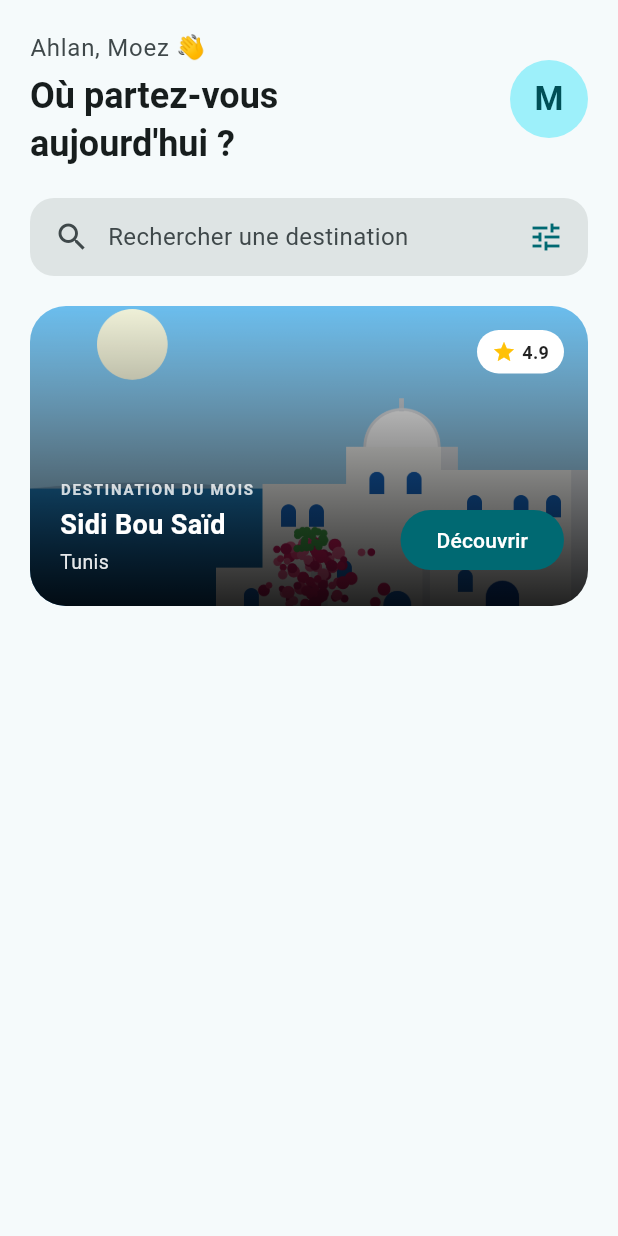
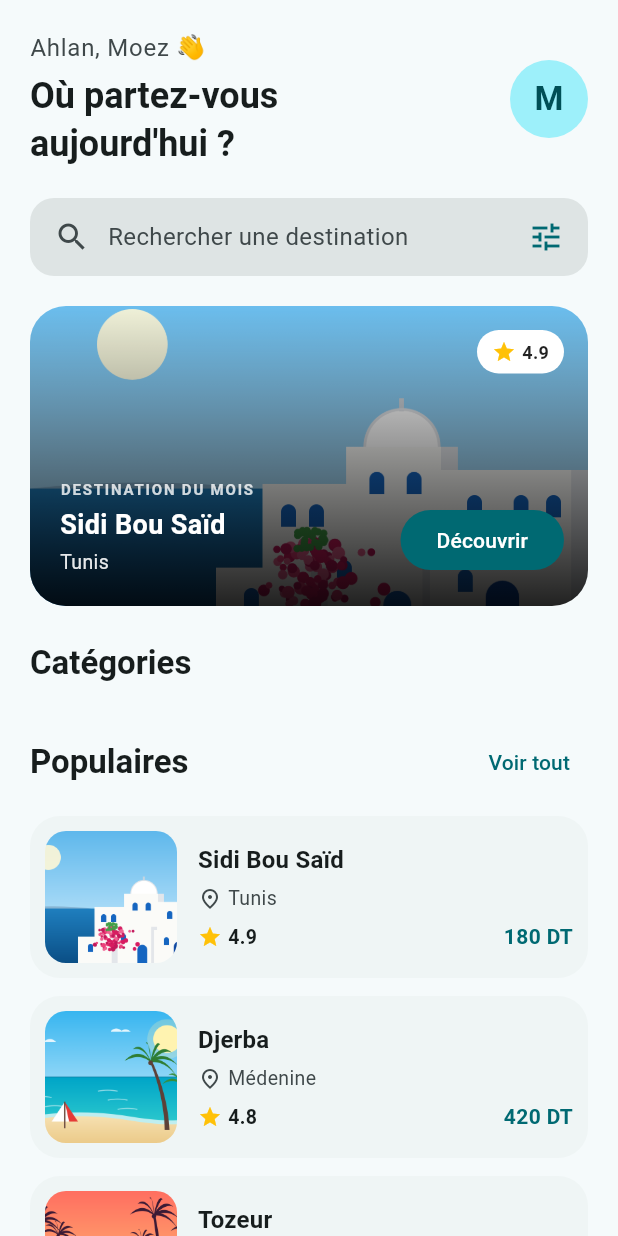
Before and after one commit to BahriniMoez/Rihla, a Flutter app: the screen it shows after launch, on a phone screen of 412 x 824 dp. Run offline on Flutter 3.47's test engine with Material 3 defaults, Android fonts, the phone set to English and light mode, and no system bars.

Commit message:
feat(palier4): carte destination et titres de section

```diff
--- a/lib/screens/home_screen.dart
+++ b/lib/screens/home_screen.dart
@@ -5,6 +5,9 @@ import '../widgets/search_box.dart';
 
 import '../widgets/hero_banner.dart';
 import '../data/destinations.dart';
+
+import '../widgets/section_title.dart';
+import '../widgets/destination_card.dart';
 class HomeScreen extends StatelessWidget {
   const HomeScreen({super.key});
 
@@ -20,6 +23,16 @@ class HomeScreen extends StatelessWidget {
             const SearchBox(),
             const SizedBox(height: 20),
             HeroBanner(destination: destinations.first),
+            const SizedBox(height: 24),
+
+            const SectionTitle(title: 'Catégories'),
+            const SizedBox(height: 12),
+
+            const SizedBox(height: 16),
+            const SectionTitle(title: 'Populaires', action: 'Voir tout'),
+            const SizedBox(height: 12),
+
+            for (final d in destinations) DestinationCard(destination: d),
           ],
         ),
       ),
--- /dev/null
+++ b/lib/widgets/destination_card.dart
@@ -0,0 +1,98 @@
+import 'package:flutter/material.dart';
+import '../models/destination.dart';
+
+class DestinationCard extends StatelessWidget {
+  final Destination destination;
+
+  const DestinationCard({super.key, required this.destination});
+
+  @override
+  Widget build(BuildContext context) {
+    final theme = Theme.of(context);
+    final cs = theme.colorScheme;
+
+    return Card(
+      elevation: 0,
+      color: cs.surfaceContainerLow,
+      margin: const EdgeInsets.only(bottom: 12),
+      shape: RoundedRectangleBorder(
+        borderRadius: BorderRadius.circular(20),
+      ),
+      child: Padding(
+        padding: const EdgeInsets.all(10),
+        child: Row(
+          children: [
+            ClipRRect(
+              borderRadius: BorderRadius.circular(14),
+              child: Image.asset(
+                destination.image,
+                width: 88,
+                height: 88,
+                fit: BoxFit.cover,
+              ),
+            ),
+            const SizedBox(width: 14),
+            Expanded(
+              child: Column(
+                crossAxisAlignment: CrossAxisAlignment.start,
+                children: [
+                  Text(
+                    destination.nom,
+                    style: theme.textTheme.titleMedium?.copyWith(
+                      fontWeight: FontWeight.bold,
+                    ),
+                  ),
+                  const SizedBox(height: 4),
+                  Row(
+                    children: [
+                      Icon(
+                        Icons.place_outlined,
+                        size: 16,
+                        color: cs.onSurfaceVariant,
+                      ),
+                      const SizedBox(width: 4),
+                      Text(
+                        destination.region,
+                        style: TextStyle(
+                          color: cs.onSurfaceVariant,
+                          fontSize: 13,
+                        ),
+                      ),
+                    ],
+                  ),
+                  const SizedBox(height: 6),
+                  Row(
+                    children: [
+                      const Icon(
+                        Icons.star,
+                        size: 16,
+                        color: Colors.amber,
+                      ),
+                      const SizedBox(width: 4),
+                      Text(
+                        '${destination.note}',
+                        style: const TextStyle(
+                          fontWeight: FontWeight.bold,
+                          fontSize: 13,
+                        ),
+                      ),
+                      const Spacer(),
+                      Text(
+                        '${destination.prix} DT',
+                        style: TextStyle(
+                          fontWeight: FontWeight.bold,
+                          color: cs.primary,
+                          fontSize: 14,
+                        ),
+                      ),
+                    ],
+                  ),
+                ],
+              ),
+            ),
+          ],
+        ),
+      ),
+    );
+  }
+}
--- /dev/null
+++ b/lib/widgets/section_title.dart
@@ -0,0 +1,36 @@
+import 'package:flutter/material.dart';
+
+class SectionTitle extends StatelessWidget {
+  final String title;
+  final String? action;
+  final VoidCallback? onActionPressed;
+
+  const SectionTitle({
+    super.key,
+    required this.title,
+    this.action,
+    this.onActionPressed,
+  });
+
+  @override
+  Widget build(BuildContext context) {
+    final theme = Theme.of(context);
+
+    return Row(
+      mainAxisAlignment: MainAxisAlignment.spaceBetween,
+      children: [
+        Text(
+          title,
+          style: theme.textTheme.titleLarge?.copyWith(
+            fontWeight: FontWeight.bold,
+          ),
+        ),
+        if (action != null)
+      TextButton(
+            onPressed: onActionPressed ?? () {},
+            child: Text(action!),
+          ),
+      ],
+    );
+  }
+}
```
Also changed, not shown: assets/Capture ecran/Palier4.png (added), 1 other file.
